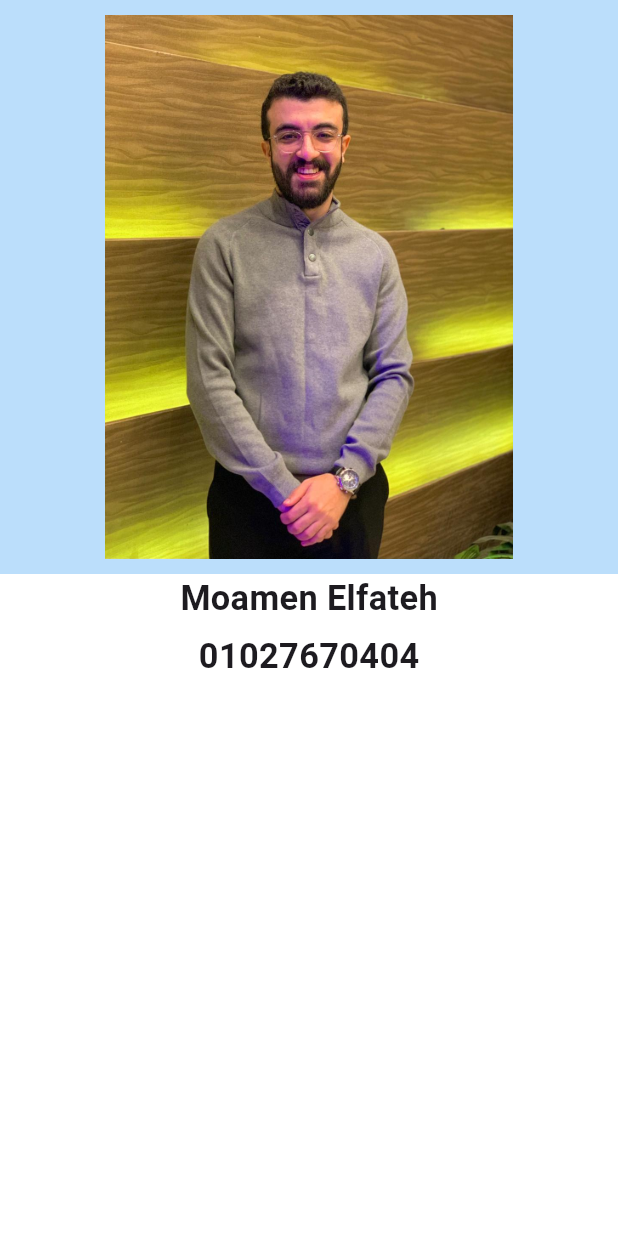
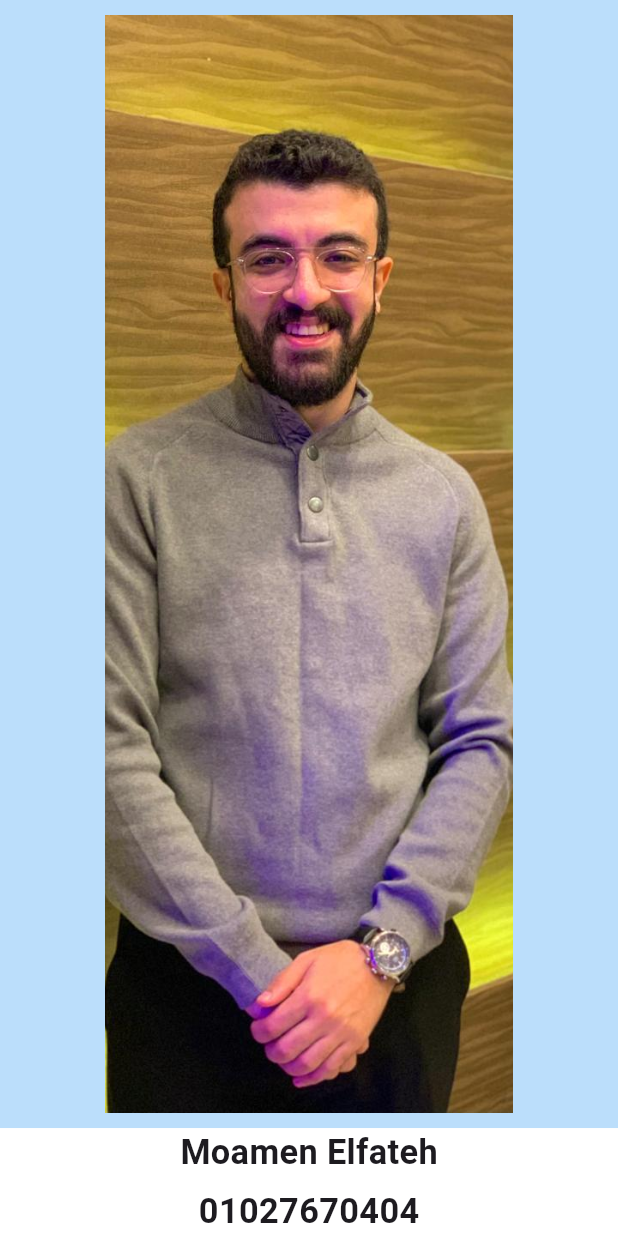
Before and after one commit to MoamenElfateh/maps-flutter, a Flutter app: the DrawerHeaderWidget widget shown alone on an empty page, opened directly, on a phone screen of 412 x 824 dp. Run offline on Flutter 3.47's test engine with Material 3 defaults, Android fonts, the phone set to English and light mode, and no system bars; our stand-ins replace firebase_auth, firebase_core, flutter_bloc, flutter_screenutil, font_awesome_flutter, gap and 4 more; accounts and stored records are empty.

Commit message:
- solve issue RenderFlex overflowed

```diff
--- /dev/null
+++ b/devtools_options.yaml
@@ -0,0 +1,3 @@
+description: This file stores settings for Dart & Flutter DevTools.
+documentation: https://docs.flutter.dev/tools/devtools/extensions#configure-extension-enablement-states
+extensions:
--- a/lib/features/map/widgets/drawer_header_widget.dart
+++ b/lib/features/map/widgets/drawer_header_widget.dart
@@ -9,13 +9,15 @@ class DrawerHeaderWidget extends StatelessWidget {
   Widget build(BuildContext context) {
     return Column(
       children: [
-        Container(
-          padding: EdgeInsetsDirectional.fromSTEB(70, 10, 70, 10),
-          decoration: BoxDecoration(
-            shape: BoxShape.rectangle,
-            color: Colors.blue[100],
+        Expanded(
+          child: Container(
+            padding: EdgeInsetsDirectional.fromSTEB(70, 10, 70, 10),
+            decoration: BoxDecoration(
+              shape: BoxShape.rectangle,
+              color: Colors.blue[100],
+            ),
+            child: Image.asset("assets/images/moamen.jpeg", fit: BoxFit.cover),
           ),
-          child: Image.asset("assets/images/moamen.jpeg", fit: BoxFit.cover),
         ),
         Text(
           "Moamen Elfateh",
--- a/lib/features/map/widgets/drawer_side.dart
+++ b/lib/features/map/widgets/drawer_side.dart
@@ -20,7 +20,7 @@ class DrawerSide extends StatelessWidget {
         padding: EdgeInsets.zero,
         children: [
           SizedBox(
-            height: 280,
+            height: 280.h,
             child: DrawerHeader(
               decoration: BoxDecoration(color: Colors.blue[100]),
               child: DrawerHeaderWidget(),
--- a/pubspec.yaml
+++ b/pubspec.yaml
@@ -58,7 +58,7 @@ flutter:
   uses-material-design: true
   # To add assets to your application, add an assets section, like this:
   assets:
-    - assets/images
+    - assets/images/
   #   - images/a_dot_ham.jpeg
   # An image asset can refer to one or more resolution-specific "variants", see
   # https://flutter.dev/to/resolution-aware-images
```
